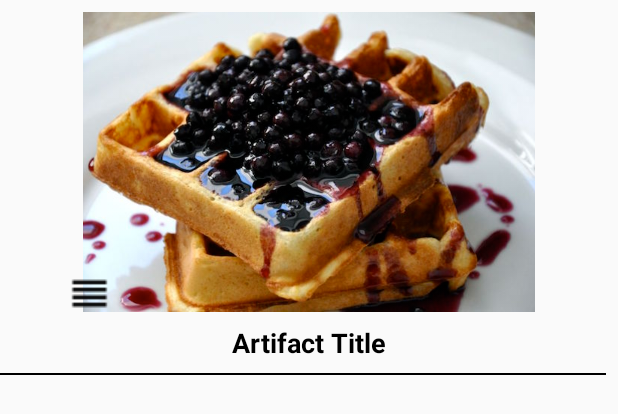
After one commit to jessicakenney/muse, an Android app: the layout artifact_list_item_drag.xml on its own in the app's theme, with its tools: preview values and no code run, on a phone screen of 412 x 824 dp. The commit adds this screen. Shown: the top 414 px of the screen. Run offline under Robolectric (Android 15) with nearby library versions, the phone set to English and light mode, and no system bars.

Commit message:
OnStartDragListener

```diff
--- a/app/src/main/java/com/epicodus/muse/Constants.java
+++ b/app/src/main/java/com/epicodus/muse/Constants.java
@@ -24,6 +24,9 @@ public class Constants {
 
     public static final String FIREBASE_CHILD_ARTIFACTS = "artifacts";
     public static final String PREFERENCES_WORD_KEY = "word";
+    public static final String FIREBASE_QUERY_INDEX = "index";
+    public static final String EXTRA_KEY_POSITION = "position";
+    public static final String EXTRA_KEY_ARTIFACTS = "artifacts";
 
     public static final String[] CSS3_PALETTE_HEX = new String[] {
             "#7cfc00",
--- /dev/null
+++ b/app/src/main/res/layout/artifact_list_item_drag.xml
@@ -0,0 +1,70 @@
+<?xml version="1.0" encoding="utf-8"?>
+<android.support.constraint.ConstraintLayout xmlns:android="http://schemas.android.com/apk/res/android"
+    xmlns:app="http://schemas.android.com/apk/res-auto"
+    xmlns:tools="http://schemas.android.com/tools"
+    android:layout_width="match_parent"
+    android:layout_height="wrap_content"
+    tools:context="com.epicodus.muse.ui.MainActivity">
+
+
+    <ImageView
+        android:layout_width="wrap_content"
+        android:layout_height="200dp"
+        android:id="@+id/artifactImageView"
+        android:scaleType="fitStart"
+        android:adjustViewBounds="true"
+        android:src="@drawable/waffles"
+        android:layout_marginRight="8dp"
+        app:layout_constraintRight_toRightOf="parent"
+        android:layout_marginLeft="8dp"
+        app:layout_constraintLeft_toLeftOf="parent"
+        app:layout_constraintTop_toTopOf="parent"
+        android:layout_marginTop="8dp" />
+
+    <ImageView
+        android:id="@+id/dragIcon"
+        android:layout_width="30dp"
+        android:layout_height="30dp"
+        android:gravity="bottom|left"
+        android:src="@drawable/ic_reorder_black_18dp"
+        android:layout_marginLeft="8dp"
+        app:layout_constraintLeft_toLeftOf="parent"
+        android:layout_marginRight="8dp"
+        app:layout_constraintRight_toRightOf="parent"
+        app:layout_constraintHorizontal_bias="0.1"
+        app:layout_constraintBottom_toBottomOf="parent"
+        android:layout_marginBottom="8dp"
+        app:layout_constraintTop_toTopOf="parent"
+        android:layout_marginTop="8dp"
+        app:layout_constraintVertical_bias="0.845" />
+
+
+    <TextView
+        android:layout_width="wrap_content"
+        android:layout_height="wrap_content"
+        android:id="@+id/artifactTitleTextView"
+        android:textSize="18dp"
+        android:textStyle="bold"
+        android:text="Artifact Title"
+        android:textColor="@color/black"
+        android:layout_marginTop="8dp"
+        app:layout_constraintTop_toBottomOf="@+id/artifactImageView"
+        android:layout_marginLeft="8dp"
+        app:layout_constraintLeft_toLeftOf="parent"
+        android:layout_marginRight="8dp"
+        app:layout_constraintRight_toRightOf="parent" />
+
+    <View
+        android:layout_width="0dp"
+        android:layout_height="1dp"
+        android:background="@android:color/black"
+        android:id="@+id/view2"
+        android:layout_marginTop="8dp"
+        app:layout_constraintTop_toBottomOf="@+id/artifactTitleTextView"
+        android:layout_marginLeft="-27dp"
+        app:layout_constraintLeft_toLeftOf="parent"
+        android:layout_marginRight="8dp"
+        app:layout_constraintRight_toRightOf="parent" />
+
+
+</android.support.constraint.ConstraintLayout>
```
Also changed, not shown: app/src/main/java/com/epicodus/muse/adapters/FirebaseArtifactListAdapter.java (added, +166 -0 lines), app/src/main/java/com/epicodus/muse/adapters/FirebaseArtifactViewHolder.java (+9 -2 lines), app/src/main/java/com/epicodus/muse/ui/SavedArtifactListActivity.java (+31 -11 lines), app/src/main/java/com/epicodus/muse/util/ItemTouchHelperAdapter.java (added, +10 -0 lines), app/src/main/java/com/epicodus/muse/util/OnStartDragListener.java (added, +11 -0 lines), app/src/main/java/com/epicodus/muse/util/SimpleItemTouchHelperCallback.java (added, +71 -0 lines), app/src/main/res/drawable-hdpi/ic_reorder_black_18dp.png (added), app/src/main/res/drawable-mdpi/ic_reorder_black_18dp.png (added), app/src/main/res/drawable-xhdpi/ic_reorder_black_18dp.png (added), app/src/main/res/drawable-xxhdpi/ic_reorder_black_18dp.png (added), app/src/main/res/drawable-xxxhdpi/ic_reorder_black_18dp.png (added).
